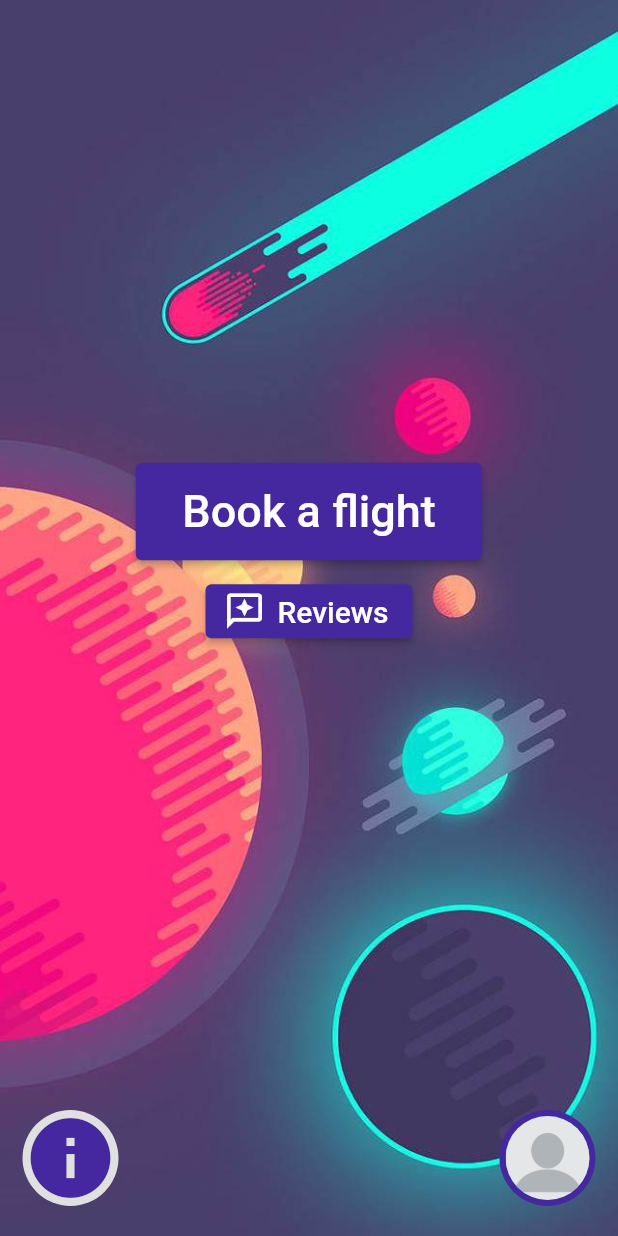
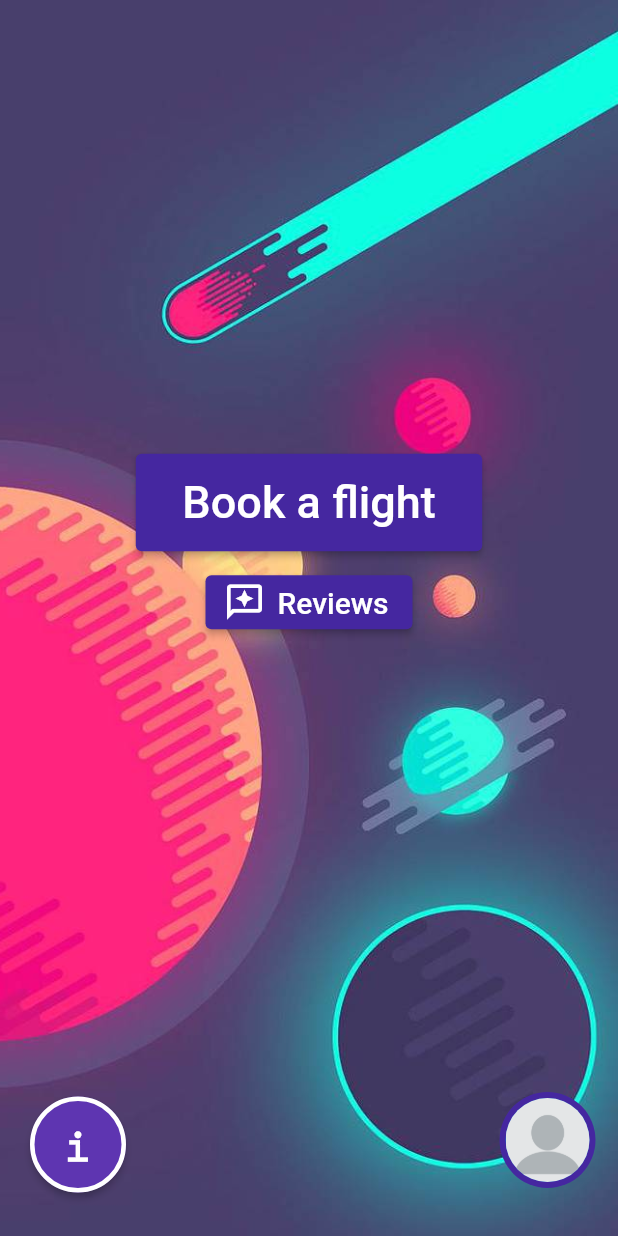
Before and after one commit to Georgi1914/Olympus-Glory, a Flutter app: the HomePage screen opened by its route, on a phone screen of 412 x 824 dp. Run offline on Flutter 3.47's test engine with Material 2 defaults, Android fonts, the phone set to English and light mode, and no system bars; our stand-ins replace cloud_firestore, firebase_auth, firebase_core, getwidget; accounts and stored records are empty.

Commit message:
Info button re-styling

```diff
--- a/rocket_booker/lib/homepage.dart
+++ b/rocket_booker/lib/homepage.dart
@@ -31,27 +31,6 @@ class _HomePageState extends State<HomePage> {
           ),
           child: Column(
             children: [
-              // Row(
-              //   mainAxisAlignment: MainAxisAlignment.end,
-              //   crossAxisAlignment: CrossAxisAlignment.end,
-              //   children: [
-              //     Padding(
-              //       padding: const EdgeInsets.all(10.0),
-              //       child: GestureDetector(
-              //           onTap: () {
-              //             Navigator.pushNamed(context, '/profile');
-              //           },
-              //           child: const CircleAvatar(
-              //             backgroundColor: Colors.blueAccent,
-              //             radius: 31,
-              //             child: CircleAvatar(
-              //               radius: 27,
-              //               backgroundImage: AssetImage('assets/blankProfilePicture.png'),
-              //             ),
-              //           )),
-              //     ),
-              //   ],
-              // ),
                 Expanded(
                   child: Column(
                     mainAxisAlignment: MainAxisAlignment.center,
@@ -94,36 +73,25 @@ class _HomePageState extends State<HomePage> {
                 crossAxisAlignment: CrossAxisAlignment.start,
                 mainAxisSize: MainAxisSize.min,
                 children: [
-
-                  SizedBox(
-                    height: 80,
-                    width: 80,
-                    child: Stack(
-                      clipBehavior: Clip.none,
-                      children: [
-
-                        Padding(
-                          padding: EdgeInsets.fromLTRB(15, 0, 0, 0),
-                          child: CircleAvatar(
-                            radius: 32,
-                            backgroundColor: Colors.grey[300],
-                          ),
+                  Align(
+                    alignment: Alignment.bottomLeft,
+                    child: Padding(
+                      padding: const EdgeInsets.fromLTRB(20, 0, 0, 26),
+                      child: ElevatedButton(
+                        style: ElevatedButton.styleFrom(
+                            primary: Colors.deepPurple[600],
+                            side: BorderSide(width: 3, color: Colors.white),
+                            shape: const CircleBorder(),
+                            padding: const EdgeInsets.all(18)
                         ),
-                        Positioned(
-                          right: 25,
-                          top: -8,
-                          child: IconButton(
-                            onPressed: () {
-                              Navigator.pushNamed(context, '/info');
-                            },
-                            icon: Icon(
-                              Icons.info,
-                              color: Colors.deepPurple[800],
-                              size: 64,
-                            ),
-                          ),
+                        child: const Text(
+                          'i',
+                          style: TextStyle(fontSize: 30, fontFamily: 'Courier', fontWeight: FontWeight.bold ),
                         ),
-                      ],
+                        onPressed: () {
+                          Navigator.pushNamed(context, '/info');
+                        },
+                      ),
                     ),
                   ),
                   const Spacer(),
```
Also changed, not shown: rocket_booker/pubspec.yaml (+5 -12 lines), rocket_booker/assets/Courier.ttf (added), rocket_booker/assets/Hartone_Softed.ttf (added).
